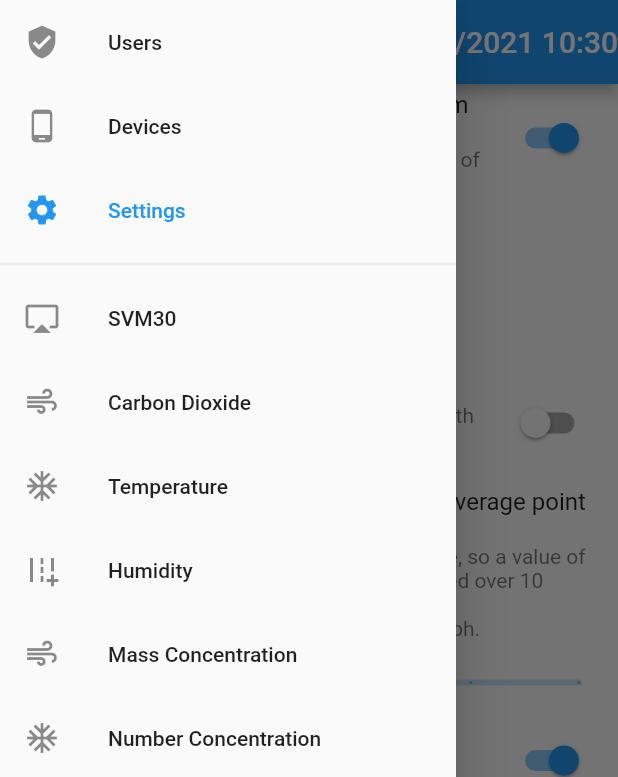
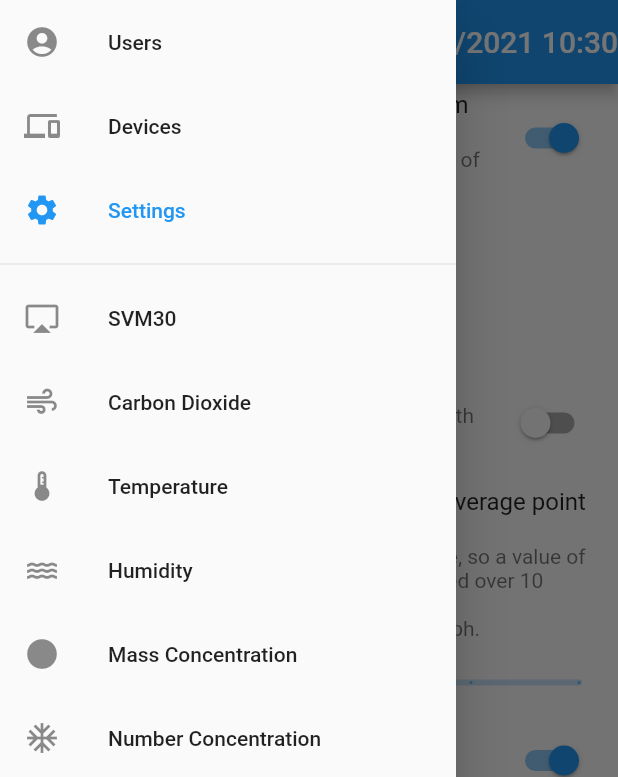
Before and after one commit to vinicentus/flutter_iot_ui, a Flutter app: the screen it shows after launch, with the side drawer open, on a phone screen of 412 x 824 dp. Shown: the top 777 px of the screen. Run offline on Flutter 3.47's test engine with Material 2 defaults, Android fonts, the phone set to English and light mode, and no system bars; our stand-ins replace fl_chart, sqflite, sqflite_common, sqflite_common_ffi, synchronized; missing offline and left inert: moving_average, web3dart; accounts and stored records are empty.

Commit message:
better icons

```diff
--- a/lib/visual/drawer.dart
+++ b/lib/visual/drawer.dart
@@ -37,13 +37,13 @@ class NavDrawer extends StatelessWidget {
       children: [
         _buildMenuItem(
           context: context,
-          leading: Icon(Icons.verified_user),
+          leading: Icon(Icons.account_circle),
           title: Text('Users'),
           routeName: UsersPage.route,
         ),
         _buildMenuItem(
           context: context,
-          leading: Icon(Icons.phone_android),
+          leading: Icon(Icons.devices),
           title: Text('Devices'),
           routeName: DevicesPage.route,
         ),
@@ -68,19 +68,19 @@ class NavDrawer extends StatelessWidget {
         ),
         _buildMenuItem(
           context: context,
-          leading: Icon(Icons.ac_unit),
+          leading: Icon(Icons.thermostat),
           title: Text('Temperature'),
           routeName: TemperaturePage.route,
         ),
         _buildMenuItem(
           context: context,
-          leading: Icon(Icons.add_road),
+          leading: Icon(Icons.water),
           title: Text('Humidity'),
           routeName: HumidityPage.route,
         ),
         _buildMenuItem(
           context: context,
-          leading: Icon(Icons.air),
+          leading: Icon(Icons.circle),
           title: Text('Mass Concentration'),
           routeName: MassConcentrationPage.route,
         ),
```
